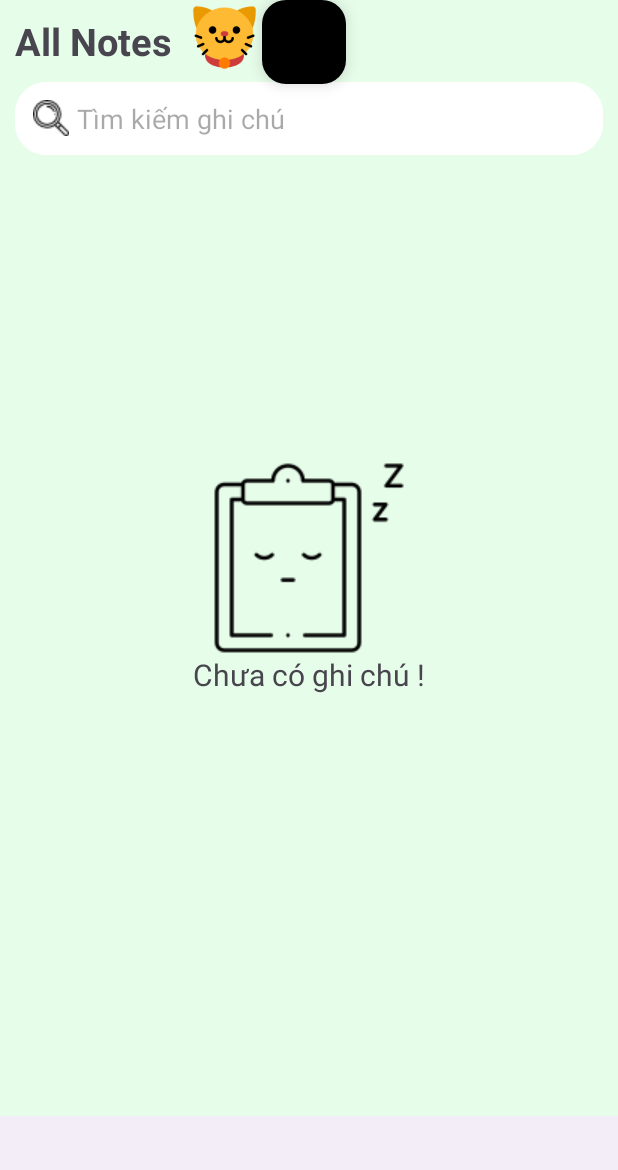
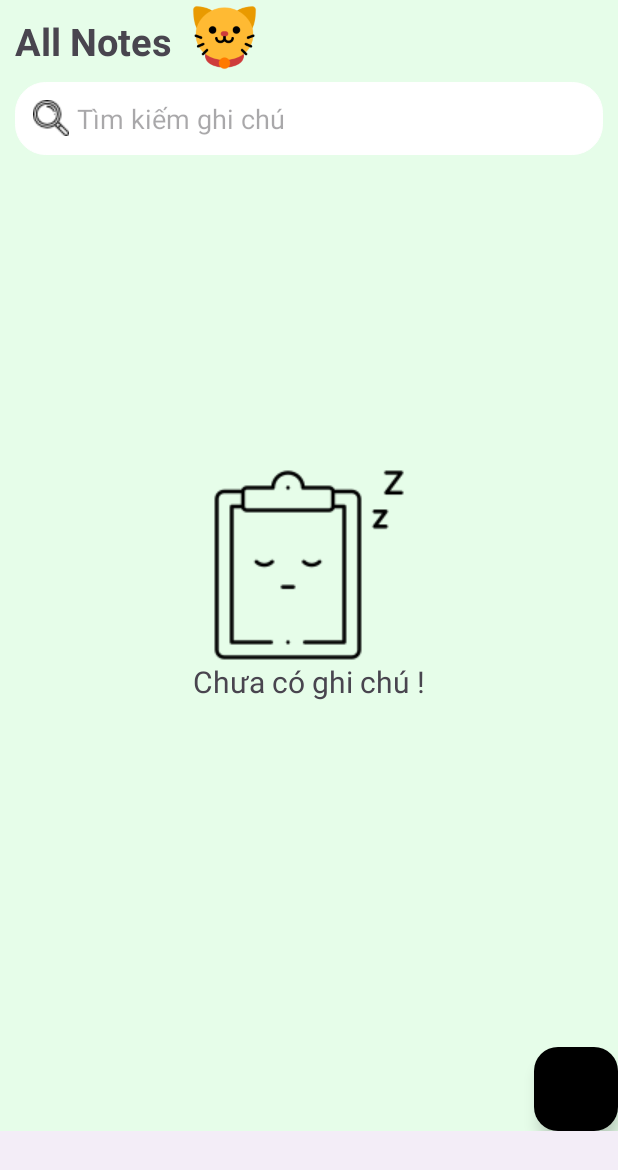
Before and after one commit to dodphu/NoteCat, an Android app: the screen it shows after launch (MainActivity), on a phone screen of 412 x 824 dp. Shown: the top 1170 px of the screen. Run offline under Robolectric (Android 15) with nearby library versions, the phone set to English and light mode, and no system bars; our stand-ins replace Room's generated code.

Commit message:
bottom navigation bar design

```diff
--- a/app/src/main/java/com/example/notecat/adapter/adapter_note.kt
+++ b/app/src/main/java/com/example/notecat/adapter/AdapterNote.kt
@@ -8,26 +8,34 @@ import com.example.notecat.R
 import com.example.notecat.databinding.NoteItemBinding
 import com.example.notecat.model.Note
 
-class adapter_note : RecyclerView.Adapter<adapter_note.NoteViewHolder>() {
+class AdapterNote(private val listener: onItemClickListenerFrag) : RecyclerView.Adapter<AdapterNote.NoteViewHolder>() {
     private var list_notes: List<Note> = listOf()
+
+    interface onItemClickListenerFrag {
+        fun onItemClick(note: Note)
+    }
 
     inner class NoteViewHolder(itemView: View) : RecyclerView.ViewHolder(itemView) {
         val binding = NoteItemBinding.bind(itemView)
         val title = binding.titleItem
         val content = binding.contentItem
         val date = binding.dateItem
+
     }
 
-    override fun onCreateViewHolder(parent: ViewGroup, viewType: Int): adapter_note.NoteViewHolder {
+    override fun onCreateViewHolder(parent: ViewGroup, viewType: Int): AdapterNote.NoteViewHolder {
         val view = LayoutInflater.from(parent.context).inflate(R.layout.note_item, parent, false)
         return NoteViewHolder(view)
     }
 
-    override fun onBindViewHolder(holder: adapter_note.NoteViewHolder, position: Int) {
+    override fun onBindViewHolder(holder: AdapterNote.NoteViewHolder, position: Int) {
         holder.title.text = list_notes[position].title
         holder.content.text = list_notes[position].content
         holder.date.text = list_notes[position].date
 
+        holder.itemView.setOnClickListener {
+            listener.onItemClick(list_notes[position])
+        }
     }
 
     override fun getItemCount(): Int {
--- a/app/src/main/java/com/example/notecat/fragments/AllNoteFragment.kt
+++ b/app/src/main/java/com/example/notecat/fragments/AllNoteFragment.kt
@@ -5,21 +5,20 @@ import android.os.Bundle
 import android.util.Log
 import androidx.fragment.app.Fragment
 import android.view.View
-import android.widget.Toast
+import android.widget.ImageView
+import android.widget.TextView
 import androidx.core.widget.addTextChangedListener
-import androidx.lifecycle.LiveData
 import androidx.lifecycle.ViewModelProvider
 import androidx.recyclerview.widget.LinearLayoutManager
-import androidx.recyclerview.widget.StaggeredGridLayoutManager
 import com.example.notecat.R
 import com.example.notecat.activities.AddEditNoteActivity
-import com.example.notecat.adapter.adapter_note
+import com.example.notecat.adapter.AdapterNote
 import com.example.notecat.databinding.FragmentAllNoteBinding
 import com.example.notecat.model.Note
 import com.example.notecat.viewmodel.NoteViewModel
-import kotlin.math.log
 
 class AllNoteFragment : Fragment(R.layout.fragment_all_note) {
+
     override fun onViewCreated(view: View, savedInstanceState: Bundle?) {
         super.onViewCreated(view, savedInstanceState)
         val binding = FragmentAllNoteBinding.bind(view)
@@ -28,12 +27,16 @@ class AllNoteFragment : Fragment(R.layout.fragment_all_note) {
         val txt_notask = binding.txtNoTask
         val img_notask = binding.imgvNoTask
         val rycv_note = binding.rycvMynote
-        val adapterNote = adapter_note()
+        val noteViewModel = ViewModelProvider(this)[NoteViewModel::class.java]
+
+        val adapterNote = AdapterNote(object : AdapterNote.onItemClickListenerFrag {
+            override fun onItemClick(note: Note) {
+                noteViewModel.deleteNoteVM(note)
+            }
+        })
         rycv_note.adapter = adapterNote
         //rycv_note.layoutManager = StaggeredGridLayoutManager(2, StaggeredGridLayoutManager.VERTICAL)
         rycv_note.layoutManager = LinearLayoutManager(context)
-
-        val noteViewModel = ViewModelProvider(this)[NoteViewModel::class.java]
 
         noteViewModel.getAllNotesVM().observe(viewLifecycleOwner) { listNotes ->
             if (!listNotes.isNullOrEmpty()) {
@@ -46,7 +49,6 @@ class AllNoteFragment : Fragment(R.layout.fragment_all_note) {
                 txt_notask.visibility = View.VISIBLE
             }
         }
-
 
         val fab = binding.fabAdd
         fab.setOnClickListener {
@@ -63,7 +65,6 @@ class AllNoteFragment : Fragment(R.layout.fragment_all_note) {
                         img_notask.visibility = View.GONE
                         txt_notask.visibility = View.GONE
                         adapterNote.updateNotes(listNotes)
-                        Log.d("phu", "onViewCreated: ${listNotes[0]}")
                     } else {
                         img_notask.visibility = View.VISIBLE
                         txt_notask.visibility = View.VISIBLE
@@ -74,8 +75,8 @@ class AllNoteFragment : Fragment(R.layout.fragment_all_note) {
                     adapterNote.updateNotes(listNotes)
                 }
             }
-
         }
 
     }
+
 }
--- a/app/src/main/java/com/example/notecat/model/Note.kt
+++ b/app/src/main/java/com/example/notecat/model/Note.kt
@@ -22,7 +22,7 @@ data class Note(
            return Note(null, title, content, date)
        }
        fun getCurrentDateTime(): String {
-           val dateFormat = SimpleDateFormat("dd/MM/yyyy HH:mm:ss", Locale.getDefault())
+           val dateFormat = SimpleDateFormat("dd/MM/yyyy - HH:mm:ss", Locale.getDefault())
            val currentDate = Calendar.getInstance().time
            return dateFormat.format(currentDate)
        }
--- a/app/src/main/res/layout/activity_main.xml
+++ b/app/src/main/res/layout/activity_main.xml
@@ -21,8 +21,12 @@
     <com.google.android.material.bottomnavigation.BottomNavigationView
         android:id="@+id/nav_bottomnavigation"
         android:layout_width="match_parent"
-        android:layout_height="wrap_content"
-        app:layout_constraintBottom_toBottomOf="parent" />
+        android:layout_height="70dp"
+        app:layout_constraintBottom_toBottomOf="parent"
+        app:menu="@menu/bottom_nav_bar_menu"
+        app:itemIconTint="@color/green"
+        app:itemTextColor="@color/green"
+        app:itemIconSize="20dp" />
 
 
 </androidx.constraintlayout.widget.ConstraintLayout>
--- a/app/src/main/res/layout/fragment_all_note.xml
+++ b/app/src/main/res/layout/fragment_all_note.xml
@@ -22,13 +22,7 @@
         android:layout_height="50dp"
         android:layout_toRightOf="@id/txtMyNote"
         android:src="@drawable/cat_allnotefragment" />
-    <com.google.android.material.floatingactionbutton.FloatingActionButton
-        android:id="@+id/fab_add"
-        android:layout_width="wrap_content"
-        android:layout_height="wrap_content"
-        android:backgroundTint="@color/black"
-        android:layout_toRightOf="@+id/imgcat"
-        />
+
 
     <EditText
         android:id="@+id/edit_text_search"
@@ -41,24 +35,34 @@
         android:drawableLeft="@drawable/search_allnotefragment"
         android:drawablePadding="5dp"
         android:hint="@string/timkiemghichu"
+        android:imeOptions="actionSearch"
         android:inputType="text"
-        android:padding="12dp"
-        android:imeOptions="actionSearch"/>
+        android:padding="12dp" />
 
     <androidx.recyclerview.widget.RecyclerView
         android:id="@+id/rycv_Mynote"
         android:layout_width="match_parent"
         android:layout_height="match_parent"
         android:layout_below="@+id/edit_text_search"
+        android:layout_above="@+id/fab_add"
         android:padding="5dp"
         tools:listitem="@layout/note_item" />
+
+    <com.google.android.material.floatingactionbutton.FloatingActionButton
+        android:id="@+id/fab_add"
+        android:layout_width="wrap_content"
+        android:layout_height="wrap_content"
+        android:backgroundTint="@color/black"
+        android:layout_alignParentBottom="true"
+        android:layout_alignParentRight="true"/>
 
     <ImageView
         android:id="@+id/imgv_noTask"
         android:layout_width="match_parent"
         android:layout_height="wrap_content"
         android:layout_centerVertical="true"
-        android:src="@drawable/no_task" />
+        android:src="@drawable/no_task"
+        android:visibility="gone" />
 
     <TextView
         android:id="@+id/txt_noTask"
@@ -68,5 +72,7 @@
         android:layout_centerVertical="true"
         android:gravity="center"
         android:text="Chưa có ghi chú !"
-        android:textSize="20sp" />
+        android:textSize="20sp"
+        android:visibility="gone" />
+
 </RelativeLayout>
--- a/app/src/main/res/layout/note_item.xml
+++ b/app/src/main/res/layout/note_item.xml
@@ -22,7 +22,9 @@
             android:text="@string/tieudetitle"
             android:textColor="@color/black"
             android:textSize="20sp"
-            android:textStyle="bold" />
+            android:textStyle="bold"
+            android:maxLines="2"
+            android:ellipsize="end"/>
 
         <TextView
             android:id="@+id/content_item"
```
Also changed, not shown: app/src/main/java/com/example/notecat/activities/AddEditNoteActivity.kt (+8 -3 lines).
